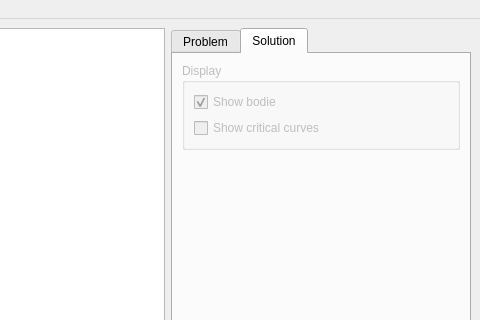
Above: src/mainwindow.ui from Manipulators/Manipulator before the change; both pictures show x 211 to 691 and y 0 to 320 of the 691 by 476 pixel window. Below: the same form after it.
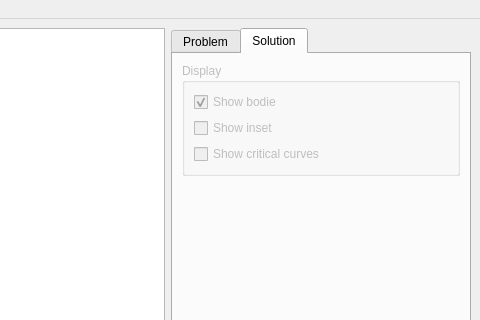
That is the form after the change. The open tabs and pages were chosen to show the change.

Patch:
```diff
--- a/src/mainwindow.ui
+++ b/src/mainwindow.ui
@@ -367,6 +367,13 @@
              </property>
             </widget>
            </item>
+           <item>
+            <widget class="QCheckBox" name="checkBoxShowInset">
+             <property name="text">
+              <string>Show inset</string>
+             </property>
+            </widget>
+           </item>
            <item>
             <widget class="QCheckBox" name="checkBoxShowCriticalCurves">
              <property name="text">
```
